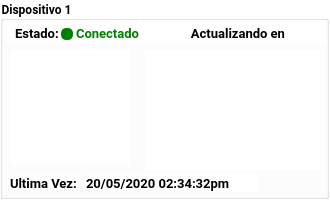
First picture: the form in app/forms/Widgets/Dispositivo.ui, repository AlejandroA714/scada-desktop, before the edit.
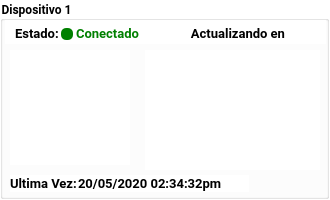
Second picture: the form after the edit. Icons and pictures are not drawn.

Patch:
```diff
--- a/app/forms/Widgets/Dispositivo.ui
+++ b/app/forms/Widgets/Dispositivo.ui
@@ -274,7 +274,7 @@
     <widget class="QLabel" name="Last">
      <property name="geometry">
       <rect>
-       <x>86</x>
+       <x>78</x>
        <y>175</y>
        <width>171</width>
        <height>17</height>
```
